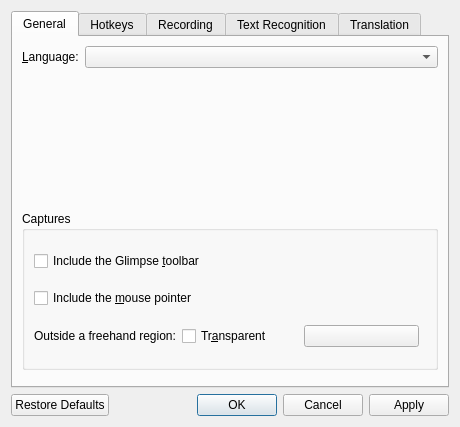
Before: the Qt Designer form src/settings/SettingsDialog.ui in ChickenSeller/glimpse, drawn with Qt 5.
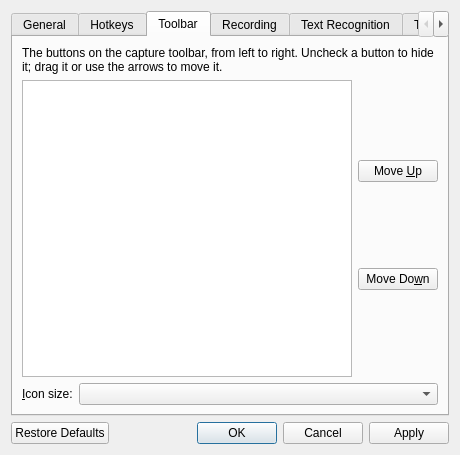
After: the same form once the commit is applied. The open tabs and pages were chosen to show the change. Custom widgets are drawn as their Qt base class.

Commit message: Add screen pinning, an About window, single instance and toolbar settings

Diff of the .ui file:
```diff
--- a/src/settings/SettingsDialog.ui
+++ b/src/settings/SettingsDialog.ui
@@ -171,6 +171,19 @@
           <widget class="HotkeyEdit" name="fullScreenHotkeyEdit"/>
          </item>
          <item row="4" column="0">
+          <widget class="QLabel" name="pinHotkeyLabel">
+           <property name="text">
+            <string>P&amp;in Region to Screen:</string>
+           </property>
+           <property name="buddy">
+            <cstring>pinHotkeyEdit</cstring>
+           </property>
+          </widget>
+         </item>
+         <item row="4" column="1">
+          <widget class="HotkeyEdit" name="pinHotkeyEdit"/>
+         </item>
+         <item row="5" column="0">
           <widget class="QLabel" name="recordHotkeyLabel">
            <property name="text">
             <string>Recor&amp;d Screen:</string>
@@ -180,10 +193,10 @@
            </property>
           </widget>
          </item>
-         <item row="4" column="1">
+         <item row="5" column="1">
           <widget class="HotkeyEdit" name="recordHotkeyEdit"/>
          </item>
-         <item row="5" column="0">
+         <item row="6" column="0">
           <widget class="QLabel" name="qrHotkeyLabel">
            <property name="text">
             <string>Scan &amp;QR Code:</string>
@@ -193,10 +206,10 @@
            </property>
           </widget>
          </item>
-         <item row="5" column="1">
+         <item row="6" column="1">
           <widget class="HotkeyEdit" name="qrHotkeyEdit"/>
          </item>
-         <item row="6" column="0">
+         <item row="7" column="0">
           <widget class="QLabel" name="ocrHotkeyLabel">
            <property name="text">
             <string>Recognize &amp;Text:</string>
@@ -206,10 +219,10 @@
            </property>
           </widget>
          </item>
-         <item row="6" column="1">
+         <item row="7" column="1">
           <widget class="HotkeyEdit" name="ocrHotkeyEdit"/>
          </item>
-         <item row="7" column="0">
+         <item row="8" column="0">
           <widget class="QLabel" name="translateHotkeyLabel">
            <property name="text">
             <string>Tra&amp;nslate Screenshot:</string>
@@ -219,10 +232,10 @@
            </property>
           </widget>
          </item>
-         <item row="7" column="1">
+         <item row="8" column="1">
           <widget class="HotkeyEdit" name="translateHotkeyEdit"/>
          </item>
-         <item row="8" column="0">
+         <item row="9" column="0">
           <widget class="QLabel" name="colorHotkeyLabel">
            <property name="text">
             <string>&amp;Pick Screen Color:</string>
@@ -232,10 +245,10 @@
            </property>
           </widget>
          </item>
-         <item row="8" column="1">
+         <item row="9" column="1">
           <widget class="HotkeyEdit" name="colorHotkeyEdit"/>
          </item>
-         <item row="9" column="0">
+         <item row="10" column="0">
           <widget class="QLabel" name="crosshairHotkeyLabel">
            <property name="text">
             <string>Screen Cr&amp;osshair:</string>
@@ -245,10 +258,10 @@
            </property>
           </widget>
          </item>
-         <item row="9" column="1">
+         <item row="10" column="1">
           <widget class="HotkeyEdit" name="crosshairHotkeyEdit"/>
          </item>
-         <item row="10" column="0">
+         <item row="11" column="0">
           <widget class="QLabel" name="scrollHotkeyLabel">
            <property name="text">
             <string>&amp;Scrolling Capture:</string>
@@ -258,7 +271,7 @@
            </property>
           </widget>
          </item>
-         <item row="10" column="1">
+         <item row="11" column="1">
           <widget class="HotkeyEdit" name="scrollHotkeyEdit"/>
          </item>
         </layout>
@@ -285,6 +298,85 @@
        </item>
       </layout>
      </widget>
+     <widget class="QWidget" name="toolbarTab">
+      <attribute name="title">
+       <string>Toolbar</string>
+      </attribute>
+      <layout class="QVBoxLayout" name="toolbarTabLayout">
+       <item>
+        <widget class="QLabel" name="toolbarHintLabel">
+         <property name="text">
+          <string>The buttons on the capture toolbar, from left to right. Uncheck a button to hide it; drag it or use the arrows to move it.</string>
+         </property>
+         <property name="wordWrap">
+          <bool>true</bool>
+         </property>
+        </widget>
+       </item>
+       <item>
+        <layout class="QHBoxLayout" name="toolbarListLayout">
+         <item>
+          <widget class="QListWidget" name="toolbarList">
+           <property name="dragDropMode">
+            <enum>QAbstractItemView::InternalMove</enum>
+           </property>
+           <property name="defaultDropAction">
+            <enum>Qt::MoveAction</enum>
+           </property>
+           <property name="iconSize">
+            <size>
+             <width>20</width>
+             <height>20</height>
+            </size>
+           </property>
+          </widget>
+         </item>
+         <item>
+          <layout class="QVBoxLayout" name="toolbarMoveLayout">
+           <item>
+            <widget class="QPushButton" name="toolbarUpButton">
+             <property name="text">
+              <string>Move &amp;Up</string>
+             </property>
+            </widget>
+           </item>
+           <item>
+            <widget class="QPushButton" name="toolbarDownButton">
+             <property name="text">
+              <string>Move Do&amp;wn</string>
+             </property>
+            </widget>
+           </item>
+           <item>
+            <spacer name="toolbarMoveSpacer">
+             <property name="orientation">
+              <enum>Qt::Vertical</enum>
+             </property>
+            </spacer>
+           </item>
+          </layout>
+         </item>
+        </layout>
+       </item>
+       <item>
+        <layout class="QFormLayout" name="toolbarForm">
+         <item row="0" column="0">
+          <widget class="QLabel" name="toolbarIconSizeLabel">
+           <property name="text">
+            <string>&amp;Icon size:</string>
+           </property>
+           <property name="buddy">
+            <cstring>toolbarIconSizeCombo</cstring>
+           </property>
+          </widget>
+         </item>
+         <item row="0" column="1">
+          <widget class="QComboBox" name="toolbarIconSizeCombo"/>
+         </item>
+        </layout>
+       </item>
+      </layout>
+     </widget>
      <widget class="QWidget" name="recordTab">
       <attribute name="title">
        <string>Recording</string>
```
The commit also changes 29 other files.
